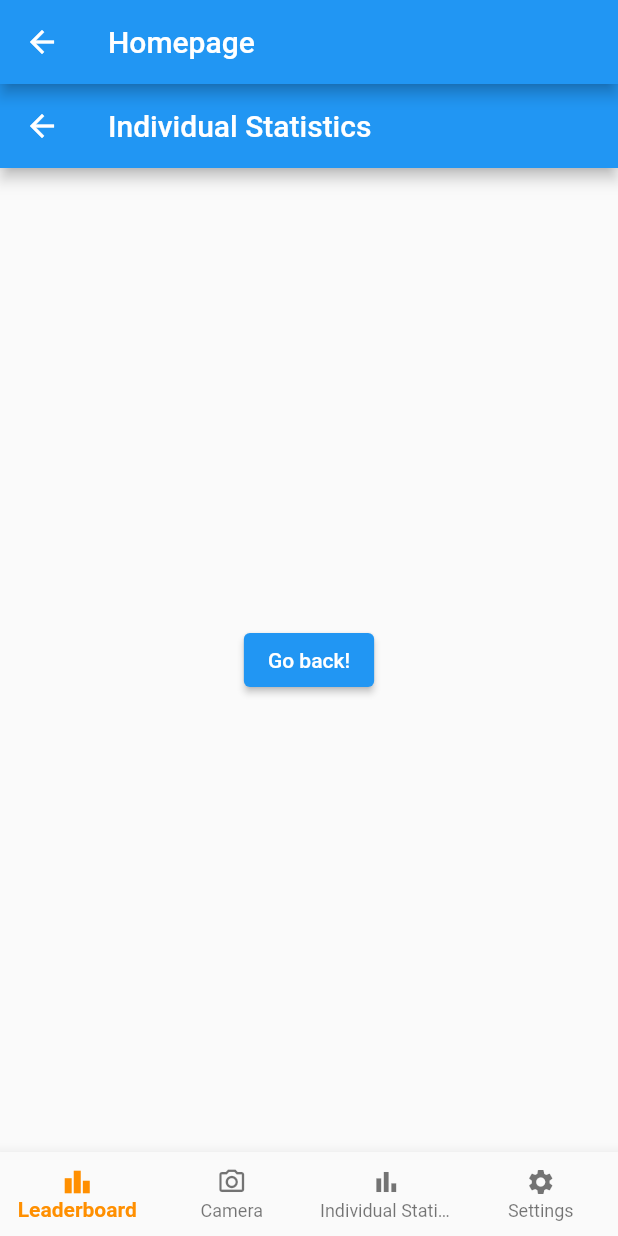
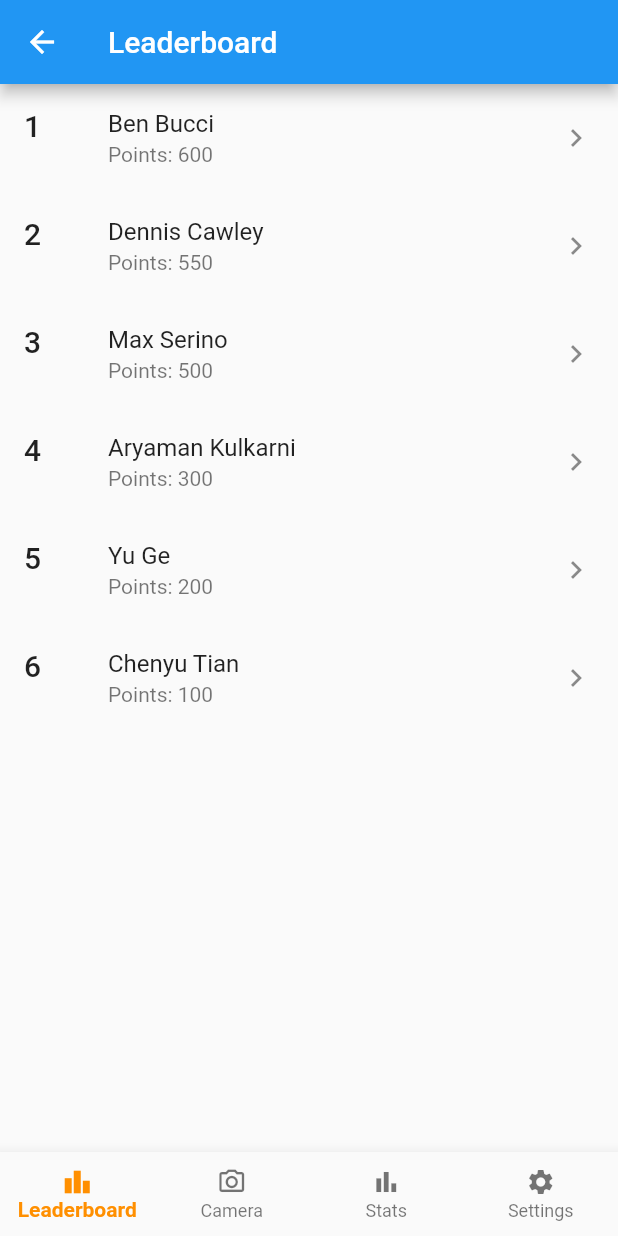
Before and after one commit to djrcawley/PB_Scanner_App, a Flutter app: the screen it shows after launch, after a tap on "Login", on a phone screen of 412 x 824 dp. Run offline on Flutter 3.47's test engine with Material 2 defaults, Android fonts, the phone set to English and light mode, and no system bars; our stand-ins replace camera, loading_animation_widget.

Commit message:
updated pages

```diff
--- a/lib/home.dart
+++ b/lib/home.dart
@@ -20,37 +20,15 @@ class FirstRoute extends State<MyStatefulWidget> {
     });
   }
 
-  // static const List<Widget> _pages = <Widget>[
-  //   Individual_Statistics(),
-  //   LoginPage(camera: test),
-  //   Icon(
-  //     Icons.camera_alt_outlined,
-  //     size: 150,
-  //   ),
-  //   Icon(
-  //     Icons.bar_chart,
-  //     size: 150,
-  //   ),
-  //   Icon(
-  //     Icons.settings,
-  //     size: 150,
-  //   ),
-  // ];
   @override
   Widget build(BuildContext context) {
     return Scaffold(
-      appBar: AppBar(
-        title: const Text('Homepage'),
-      ),
       body: Center(
         child: [
-          Individual_Statistics(),
+          Leaderboard(),
           TakePictureScreen(camera: test),
+          MStatWid(),
           Settings(),
-          Icon(
-            Icons.settings,
-            size: 150,
-          ),
         ].elementAt(_selectedIndex), //New
       ),
       bottomNavigationBar: BottomNavigationBar(
@@ -68,7 +46,7 @@ class FirstRoute extends State<MyStatefulWidget> {
             ),
             BottomNavigationBarItem(
               icon: Icon(Icons.bar_chart),
-              label: 'Individual Statistics',
+              label: 'Stats',
             ),
             BottomNavigationBarItem(
               icon: Icon(Icons.settings),
@@ -83,26 +61,6 @@ class FirstRoute extends State<MyStatefulWidget> {
 }
 
 // ignore: camel_case_types
-class Individual_Statistics extends StatelessWidget {
-  const Individual_Statistics({super.key});
-
-  @override
-  Widget build(BuildContext context) {
-    return Scaffold(
-      appBar: AppBar(
-        title: const Text('Individual Statistics'),
-      ),
-      body: Center(
-        child: ElevatedButton(
-          onPressed: () {
-            Navigator.pop(context);
-          },
-          child: const Text('Go back!'),
-        ),
-      ),
-    );
-  }
-}
 
 class Settings extends StatelessWidget {
   const Settings({super.key});
@@ -111,7 +69,7 @@ class Settings extends StatelessWidget {
   Widget build(BuildContext context) {
     return Scaffold(
       appBar: AppBar(
-        title: const Text('Individual Statistics'),
+        title: const Text('Settings'),
       ),
       body: ListView(children: [
         ListTile(
@@ -122,8 +80,226 @@ class Settings extends StatelessWidget {
         ListTile(
             leading: Icon(Icons.notifications_active_outlined),
             title: Text("Notifications")),
-        ListTile(leading: Icon(Icons.logout_outlined), title: Text("Logout")),
+        ListTile(
+            leading: Icon(Icons.logout_outlined),
+            title: Text("Logout"),
+            onTap: () {
+              Navigator.pop(context);
+            }),
       ]),
     );
   }
 }
+
+class Leaderboard extends StatelessWidget {
+  @override
+  Widget build(BuildContext context) {
+    return Scaffold(
+        appBar: AppBar(
+          title: const Text('Leaderboard'),
+        ),
+        body: ListView(
+          children: <Widget>[
+            ListTile(
+              leading: Text("1",
+                  style: TextStyle(
+                    fontSize: 20.0,
+                    fontWeight: FontWeight.w500,
+                  )),
+              title: Text('Ben Bucci'),
+              subtitle: Text('Points: 600'),
+              trailing: Icon(Icons.keyboard_arrow_right),
+            ),
+            ListTile(
+              leading: Text("2",
+                  style: TextStyle(
+                    fontSize: 20.0,
+                    fontWeight: FontWeight.w500,
+                  )),
+              title: Text("Dennis Cawley"),
+              subtitle: Text('Points: 550'),
+              trailing: Icon(Icons.keyboard_arrow_right),
+            ),
+            ListTile(
+              leading: Text("3",
+                  style: TextStyle(
+                    fontSize: 20.0,
+                    fontWeight: FontWeight.w500,
+                  )),
+              title: Text('Max Serino'),
+              subtitle: Text('Points: 500'),
+              trailing: Icon(Icons.keyboard_arrow_right),
+            ),
+            ListTile(
+              leading: Text("4",
+                  style: TextStyle(
+                    fontSize: 20.0,
+                    fontWeight: FontWeight.w500,
+                  )),
+              title: Text('Aryaman Kulkarni'),
+              subtitle: Text('Points: 300'),
+              trailing: Icon(Icons.keyboard_arrow_right),
+            ),
+            ListTile(
+              leading: Text("5",
+                  style: TextStyle(
+                    fontSize: 20.0,
+                    fontWeight: FontWeight.w500,
+                  )),
+              title: Text('Yu Ge'),
+              subtitle: Text('Points: 200'),
+              trailing: Icon(Icons.keyboard_arrow_right),
+            ),
+            ListTile(
+              leading: Text("6",
+                  style: TextStyle(
+                    fontSize: 20.0,
+                    fontWeight: FontWeight.w500,
+                  )),
+              title: Text('Chenyu Tian'),
+              subtitle: Text('Points: 100'),
+              trailing: Icon(Icons.keyboard_arrow_right),
+            ),
+          ],
+        ));
+  }
+}
+
+class CustomListItem extends StatelessWidget {
+  const CustomListItem(
+      {super.key,
+      required this.thumbnail,
+      required this.title,
+      required this.barscan,
+      required this.compbar,
+      required this.daily,
+      required this.points});
+
+  final Widget thumbnail;
+  final String title;
+  final String barscan;
+  final int compbar;
+  final int daily;
+  final int points;
+
+  @override
+  Widget build(BuildContext context) {
+    return Padding(
+      padding: const EdgeInsets.symmetric(vertical: 5.0),
+      child: Row(
+        crossAxisAlignment: CrossAxisAlignment.start,
+        children: <Widget>[
+          Expanded(
+            flex: 2,
+            child: thumbnail,
+          ),
+          Expanded(
+            flex: 5,
+            child: StatData(
+                title: title,
+                barscan: barscan,
+                compbar: compbar,
+                daily: daily,
+                points: points),
+          ),
+          const Icon(
+            Icons.more_vert,
+            size: 16.0,
+          ),
+        ],
+      ),
+    );
+  }
+}
+
+class StatData extends StatelessWidget {
+  const StatData(
+      {required this.title,
+      required this.barscan,
+      required this.compbar,
+      required this.daily,
+      required this.points});
+
+  final String title;
+  final String barscan;
+  final int compbar;
+  final int daily;
+  final int points;
+
+  @override
+  Widget build(BuildContext context) {
+    return Padding(
+      padding: const EdgeInsets.fromLTRB(5.0, 0.0, 0.0, 0.0),
+      child: Column(
+        crossAxisAlignment: CrossAxisAlignment.start,
+        children: <Widget>[
+          Text(
+            title,
+            style: const TextStyle(
+              fontWeight: FontWeight.w500,
+              fontSize: 14.0,
+            ),
+          ),
+          const Padding(padding: EdgeInsets.symmetric(vertical: 2.0)),
+          Text(
+            "Barcodes Scanned: $barscan",
+            style: const TextStyle(fontSize: 10.0),
+          ),
+          const Padding(padding: EdgeInsets.symmetric(vertical: 1.0)),
+          Text(
+            'Competitor Barcodes: $compbar ',
+            style: const TextStyle(fontSize: 10.0),
+          ),
+          const Padding(padding: EdgeInsets.symmetric(vertical: 0.0)),
+          Text(
+            'DailyStreak: $daily ',
+            style: const TextStyle(fontSize: 10.0),
+          ),
+          const Padding(padding: EdgeInsets.symmetric(vertical: 0.0)),
+          Text(
+            'Points: $points ',
+            style: const TextStyle(fontSize: 10.0),
+          ),
+        ],
+      ),
+    );
+  }
+}
+
+class MStatWid extends StatelessWidget {
+  const MStatWid({super.key});
+
+  @override
+  Widget build(BuildContext context) {
+    return Scaffold(
+        appBar: AppBar(
+          title: const Text('Stats'),
+        ),
+        body: ListView(
+          padding: const EdgeInsets.all(8.0),
+          itemExtent: 106.0,
+          children: <CustomListItem>[
+            CustomListItem(
+              barscan: '4',
+              compbar: 3,
+              daily: 4,
+              points: 500,
+              thumbnail: Container(
+                decoration: const BoxDecoration(color: Colors.yellow),
+              ),
+              title: 'Your Stats',
+            ),
+            CustomListItem(
+              barscan: '10',
+              compbar: 7,
+              daily: 10,
+              points: 1200,
+              thumbnail: Container(
+                decoration: const BoxDecoration(color: Colors.blue),
+              ),
+              title: 'Goals',
+            ),
+          ],
+        ));
+  }
+}
```
